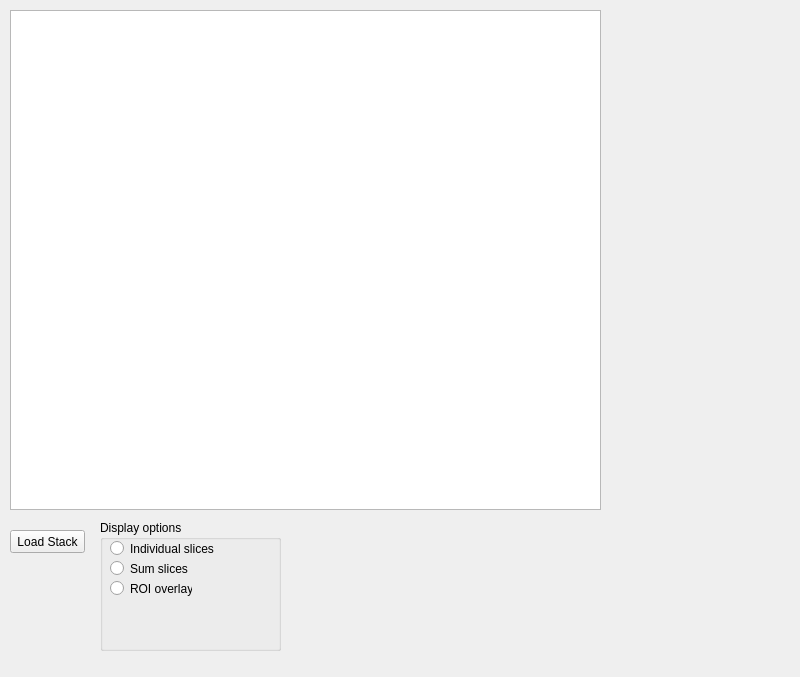
Qt form stackanalyzer.ui (haesemeyer/ImagingAnalysis) before a commit.
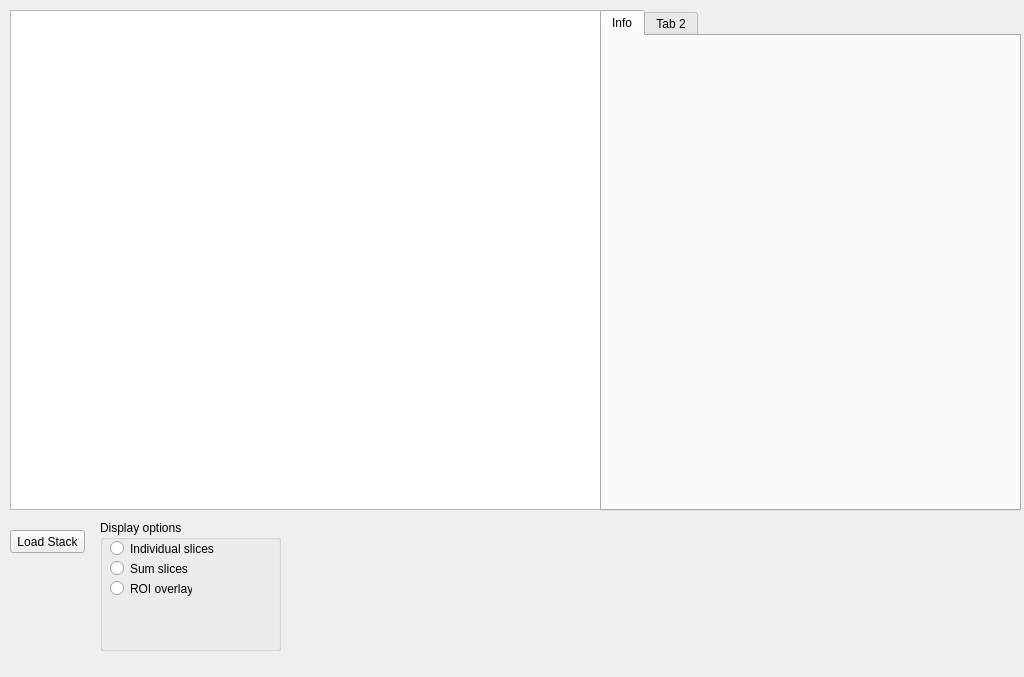
The same form after that commit. Custom widgets are drawn as their Qt base class.

Commit message: Increased window size and added tabs

```diff
--- a/stackanalyzer.ui
+++ b/stackanalyzer.ui
@@ -6,7 +6,7 @@
    <rect>
     <x>0</x>
     <y>0</y>
-    <width>800</width>
+    <width>1024</width>
     <height>677</height>
    </rect>
   </property>
@@ -89,6 +89,29 @@
      </property>
     </widget>
    </widget>
+   <widget class="QTabWidget" name="tabWidget">
+    <property name="geometry">
+     <rect>
+      <x>600</x>
+      <y>10</y>
+      <width>421</width>
+      <height>501</height>
+     </rect>
+    </property>
+    <property name="currentIndex">
+     <number>0</number>
+    </property>
+    <widget class="QWidget" name="infoTab">
+     <attribute name="title">
+      <string>Info</string>
+     </attribute>
+    </widget>
+    <widget class="QWidget" name="tab_2">
+     <attribute name="title">
+      <string>Tab 2</string>
+     </attribute>
+    </widget>
+   </widget>
   </widget>
   <widget class="QMenuBar" name="menubar">
    <property name="geometry">
```
Left out of the diff: 2 changed lines with no effect on the pictures. The commit also changes 1 other file.
